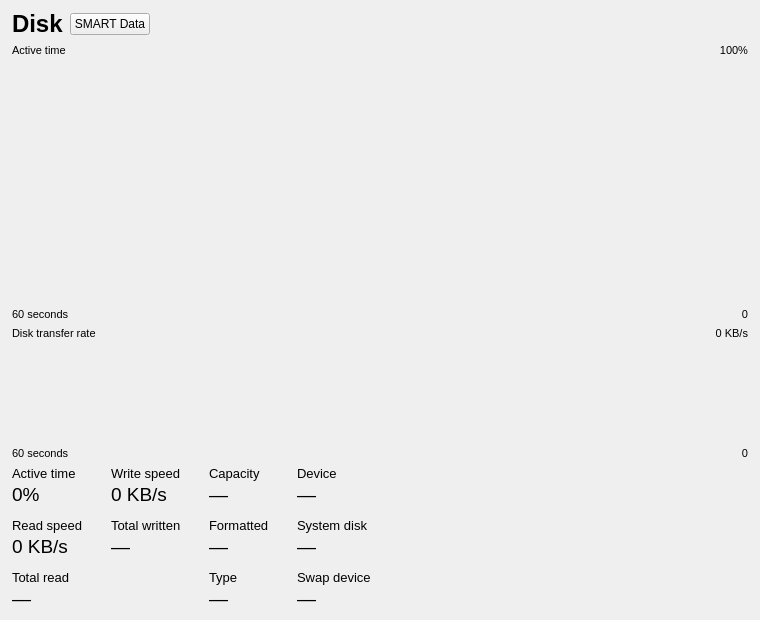
Kikkiu17/TuxManager, file src/perf/diskdetailwidget.ui: the form before one commit.
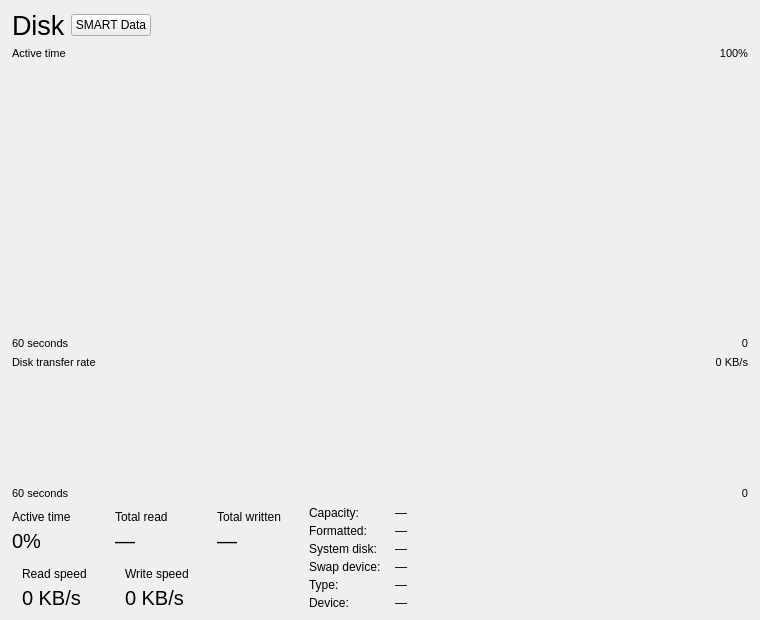
The form after the commit. Custom widgets are drawn as their Qt base class.

Diff of the .ui file:
```diff
--- a/src/perf/diskdetailwidget.ui
+++ b/src/perf/diskdetailwidget.ui
@@ -17,7 +17,7 @@
      <item>
       <widget class="QLabel" name="titleLabel">
        <property name="text"><string>Disk</string></property>
-       <property name="styleSheet"><string>font-size: 18pt; font-weight: bold;</string></property>
+       <property name="styleSheet"><string>font-size: 20pt;</string></property>
       </widget>
      </item>
      <item>
@@ -159,200 +159,204 @@
       <item>
     <layout class="QGridLayout" name="statsGrid">
      <property name="horizontalSpacing"><number>28</number></property>
-     <property name="verticalSpacing"><number>12</number></property>
+     <property name="verticalSpacing"><number>10</number></property>
 
-     <!-- Column 0 -->
+     <!-- Left Primary Metrics (Columns 0..2) -->
      <item row="0" column="0">
       <layout class="QVBoxLayout" name="activeLayout">
-       <property name="spacing"><number>2</number></property>
+       <property name="spacing"><number>1</number></property>
        <item>
         <widget class="QLabel" name="activeLabel">
-         <property name="styleSheet"><string>font-size: 10pt;</string></property>
+         <property name="styleSheet"><string>font-size: 9pt;</string></property>
          <property name="text"><string>Active time</string></property>
         </widget>
        </item>
        <item>
         <widget class="QLabel" name="activeValueLabel">
-         <property name="styleSheet"><string>font-size: 14pt;</string></property>
+         <property name="styleSheet"><string>font-size: 15pt;</string></property>
          <property name="text"><string>0%</string></property>
         </widget>
        </item>
       </layout>
      </item>
-     <item row="1" column="0">
-      <layout class="QVBoxLayout" name="readLayout">
-       <property name="spacing"><number>2</number></property>
-       <item>
-        <widget class="QLabel" name="readLabel">
-         <property name="styleSheet"><string>font-size: 10pt;</string></property>
-         <property name="text"><string>Read speed</string></property>
-        </widget>
-       </item>
-       <item>
-        <widget class="QLabel" name="readValueLabel">
-         <property name="styleSheet"><string>font-size: 14pt;</string></property>
-         <property name="text"><string>0 KB/s</string></property>
-        </widget>
-       </item>
-      </layout>
-     </item>
-     <item row="2" column="0">
+     <item row="0" column="1">
       <layout class="QVBoxLayout" name="totalReadLayout">
-       <property name="spacing"><number>2</number></property>
+       <property name="spacing"><number>1</number></property>
        <item>
         <widget class="QLabel" name="totalReadLabel">
-         <property name="styleSheet"><string>font-size: 10pt;</string></property>
+         <property name="styleSheet"><string>font-size: 9pt;</string></property>
          <property name="text"><string>Total read</string></property>
         </widget>
        </item>
        <item>
         <widget class="QLabel" name="totalReadValueLabel">
-         <property name="styleSheet"><string>font-size: 14pt;</string></property>
+         <property name="styleSheet"><string>font-size: 15pt;</string></property>
          <property name="text"><string>—</string></property>
         </widget>
        </item>
       </layout>
      </item>
-
-     <!-- Column 1 -->
-     <item row="0" column="1">
-      <layout class="QVBoxLayout" name="writeLayout">
-       <property name="spacing"><number>2</number></property>
-       <item>
-        <widget class="QLabel" name="writeLabel">
-         <property name="styleSheet"><string>font-size: 10pt;</string></property>
-         <property name="text"><string>Write speed</string></property>
-        </widget>
-       </item>
-       <item>
-        <widget class="QLabel" name="writeValueLabel">
-         <property name="styleSheet"><string>font-size: 14pt;</string></property>
-         <property name="text"><string>0 KB/s</string></property>
-        </widget>
-       </item>
-      </layout>
-     </item>
-     <item row="1" column="1">
+     <item row="0" column="2">
       <layout class="QVBoxLayout" name="totalWriteLayout">
-       <property name="spacing"><number>2</number></property>
+       <property name="spacing"><number>1</number></property>
        <item>
         <widget class="QLabel" name="totalWriteLabel">
-         <property name="styleSheet"><string>font-size: 10pt;</string></property>
+         <property name="styleSheet"><string>font-size: 9pt;</string></property>
          <property name="text"><string>Total written</string></property>
         </widget>
        </item>
        <item>
         <widget class="QLabel" name="totalWriteValueLabel">
-         <property name="styleSheet"><string>font-size: 14pt;</string></property>
+         <property name="styleSheet"><string>font-size: 15pt;</string></property>
          <property name="text"><string>—</string></property>
         </widget>
        </item>
       </layout>
      </item>
 
-     <!-- Column 2 -->
-     <item row="0" column="2">
-      <layout class="QVBoxLayout" name="capacityLayout">
-       <property name="spacing"><number>2</number></property>
+     <!-- Row 1: Read speed & Write speed with Windows 11 vertical accent bars -->
+     <item row="1" column="0">
+      <layout class="QHBoxLayout" name="readBoxLayout">
+       <property name="spacing"><number>6</number></property>
        <item>
+        <widget class="QFrame" name="readAccentBar">
+         <property name="minimumSize"><size><width>4</width><height>0</height></size></property>
+         <property name="maximumSize"><size><width>4</width><height>16777215</height></size></property>
+        </widget>
+       </item>
+       <item>
+        <layout class="QVBoxLayout" name="readLayout">
+         <property name="spacing"><number>1</number></property>
+         <item>
+          <widget class="QLabel" name="readLabel">
+           <property name="styleSheet"><string>font-size: 9pt;</string></property>
+           <property name="text"><string>Read speed</string></property>
+          </widget>
+         </item>
+         <item>
+          <widget class="QLabel" name="readValueLabel">
+           <property name="styleSheet"><string>font-size: 15pt;</string></property>
+           <property name="text"><string>0 KB/s</string></property>
+          </widget>
+         </item>
+        </layout>
+       </item>
+      </layout>
+     </item>
+     <item row="1" column="1">
+      <layout class="QHBoxLayout" name="writeBoxLayout">
+       <property name="spacing"><number>6</number></property>
+       <item>
+        <widget class="QFrame" name="writeAccentBar">
+         <property name="minimumSize"><size><width>4</width><height>0</height></size></property>
+         <property name="maximumSize"><size><width>4</width><height>16777215</height></size></property>
+        </widget>
+       </item>
+       <item>
+        <layout class="QVBoxLayout" name="writeLayout">
+         <property name="spacing"><number>1</number></property>
+         <item>
+          <widget class="QLabel" name="writeLabel">
+           <property name="styleSheet"><string>font-size: 9pt;</string></property>
+           <property name="text"><string>Write speed</string></property>
+          </widget>
+         </item>
+         <item>
+          <widget class="QLabel" name="writeValueLabel">
+           <property name="styleSheet"><string>font-size: 15pt;</string></property>
+           <property name="text"><string>0 KB/s</string></property>
+          </widget>
+         </item>
+        </layout>
+       </item>
+      </layout>
+     </item>
+
+     <!-- Right Key-Value Property Table (Column 3, spanning rows 0..1) -->
+     <item row="0" column="3" rowspan="2">
+      <layout class="QGridLayout" name="rightStatsGrid">
+       <property name="horizontalSpacing"><number>14</number></property>
+       <property name="verticalSpacing"><number>4</number></property>
+       <item row="0" column="0">
         <widget class="QLabel" name="capacityLabel">
-         <property name="styleSheet"><string>font-size: 10pt;</string></property>
-         <property name="text"><string>Capacity</string></property>
+         <property name="styleSheet"><string>font-size: 9pt;</string></property>
+         <property name="text"><string>Capacity:</string></property>
         </widget>
        </item>
-       <item>
+       <item row="0" column="1">
         <widget class="QLabel" name="capacityValueLabel">
-         <property name="styleSheet"><string>font-size: 14pt;</string></property>
+         <property name="styleSheet"><string>font-size: 9pt;</string></property>
          <property name="text"><string>—</string></property>
         </widget>
        </item>
-      </layout>
-     </item>
-     <item row="1" column="2">
-      <layout class="QVBoxLayout" name="formattedLayout">
-       <property name="spacing"><number>2</number></property>
-       <item>
+       <item row="1" column="0">
         <widget class="QLabel" name="formattedLabel">
-         <property name="styleSheet"><string>font-size: 10pt;</string></property>
-         <property name="text"><string>Formatted</string></property>
+         <property name="styleSheet"><string>font-size: 9pt;</string></property>
+         <property name="text"><string>Formatted:</string></property>
         </widget>
        </item>
-       <item>
+       <item row="1" column="1">
         <widget class="QLabel" name="formattedValueLabel">
-         <property name="styleSheet"><string>font-size: 14pt;</string></property>
+         <property name="styleSheet"><string>font-size: 9pt;</string></property>
          <property name="text"><string>—</string></property>
         </widget>
        </item>
-      </layout>
-     </item>
-     <item row="2" column="2">
-      <layout class="QVBoxLayout" name="typeLayout">
-       <property name="spacing"><number>2</number></property>
-       <item>
-        <widget class="QLabel" name="typeLabel">
-         <property name="styleSheet"><string>font-size: 10pt;</string></property>
-         <property name="text"><string>Type</string></property>
-        </widget>
-       </item>
-       <item>
-        <widget class="QLabel" name="typeValueLabel">
-         <property name="styleSheet"><string>font-size: 14pt;</string></property>
-         <property name="text"><string>—</string></property>
-        </widget>
-       </item>
-      </layout>
-     </item>
-
-     <!-- Column 3 -->
-     <item row="0" column="3">
-      <layout class="QVBoxLayout" name="deviceLayout">
-       <property name="spacing"><number>2</number></property>
-       <item>
-        <widget class="QLabel" name="deviceLabel">
-         <property name="styleSheet"><string>font-size: 10pt;</string></property>
-         <property name="text"><string>Device</string></property>
-        </widget>
-       </item>
-       <item>
-        <widget class="QLabel" name="deviceValueLabel">
-         <property name="styleSheet"><string>font-size: 14pt;</string></property>
-         <property name="text"><string>—</string></property>
-        </widget>
-       </item>
-      </layout>
-     </item>
-     <item row="1" column="3">
-      <layout class="QVBoxLayout" name="systemDiskLayout">
-       <property name="spacing"><number>2</number></property>
-       <item>
+       <item row="2" column="0">
         <widget class="QLabel" name="systemDiskLabel">
-         <property name="styleSheet"><string>font-size: 10pt;</string></property>
-         <property name="text"><string>System disk</string></property>
+         <property name="styleSheet"><string>font-size: 9pt;</string></property>
+         <property name="text"><string>System disk:</string></property>
         </widget>
        </item>
-       <item>
+       <item row="2" column="1">
         <widget class="QLabel" name="systemDiskValueLabel">
-         <property name="styleSheet"><string>font-size: 14pt;</string></property>
+         <property name="styleSheet"><string>font-size: 9pt;</string></property>
          <property name="text"><string>—</string></property>
         </widget>
        </item>
-      </layout>
-     </item>
-     <item row="2" column="3">
-      <layout class="QVBoxLayout" name="swapDeviceLayout">
-       <property name="spacing"><number>2</number></property>
-       <item>
+       <item row="3" column="0">
         <widget class="QLabel" name="swapDeviceLabel">
-         <property name="styleSheet"><string>font-size: 10pt;</string></property>
-         <property name="text"><string>Swap device</string></property>
+         <property name="styleSheet"><string>font-size: 9pt;</string></property>
+         <property name="text"><string>Swap device:</string></property>
         </widget>
        </item>
-       <item>
+       <item row="3" column="1">
         <widget class="QLabel" name="swapDeviceValueLabel">
-         <property name="styleSheet"><string>font-size: 14pt;</string></property>
+         <property name="styleSheet"><string>font-size: 9pt;</string></property>
          <property name="text"><string>—</string></property>
         </widget>
        </item>
+       <item row="4" column="0">
+        <widget class="QLabel" name="typeLabel">
+         <property name="styleSheet"><string>font-size: 9pt;</string></property>
+         <property name="text"><string>Type:</string></property>
+        </widget>
+       </item>
+       <item row="4" column="1">
+        <widget class="QLabel" name="typeValueLabel">
+         <property name="styleSheet"><string>font-size: 9pt;</string></property>
+         <property name="text"><string>—</string></property>
+        </widget>
+       </item>
+       <item row="5" column="0">
+        <widget class="QLabel" name="deviceLabel">
+         <property name="styleSheet"><string>font-size: 9pt;</string></property>
+         <property name="text"><string>Device:</string></property>
+        </widget>
+       </item>
+       <item row="5" column="1">
+        <widget class="QLabel" name="deviceValueLabel">
+         <property name="styleSheet"><string>font-size: 9pt;</string></property>
+         <property name="text"><string>—</string></property>
+        </widget>
+       </item>
+       <item row="6" column="0" colspan="2">
+        <spacer name="rightStatsVertSpacer">
+         <property name="orientation"><enum>Qt::Vertical</enum></property>
+         <property name="sizeHint" stdset="0">
+          <size><width>0</width><height>0</height></size>
+         </property>
+        </spacer>
+       </item>
       </layout>
      </item>
 
```
